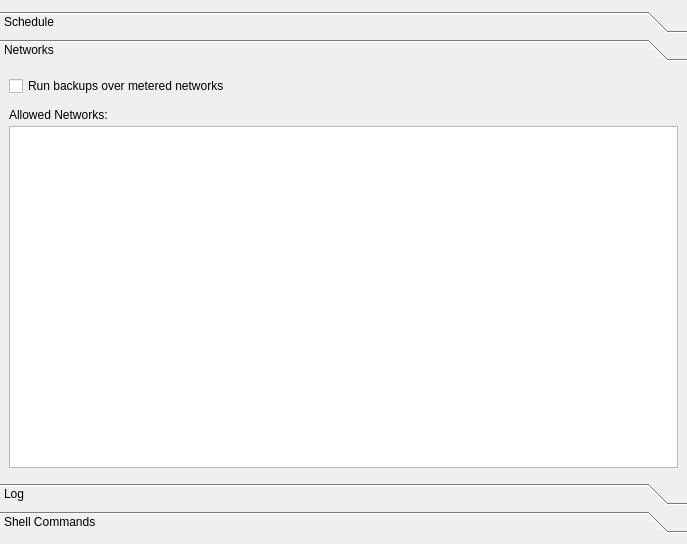
The window that src/vorta/assets/UI/scheduletab.ui (borgbase/vorta) describes before a commit, drawn with Qt 5.
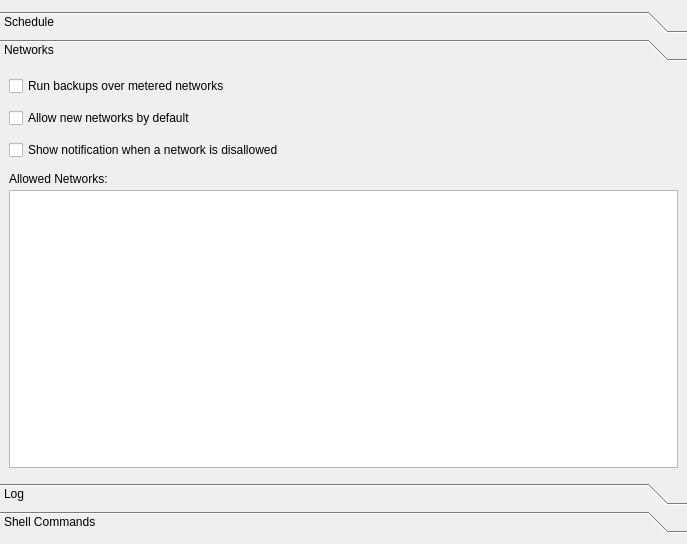
The same window after the commit. The open tabs and pages were chosen to show the change.

Commit message: feat: add settings to allow new networks in vorta and show notif when a network is disallowed

The edit to the form file:
```diff
--- a/src/vorta/assets/UI/scheduletab.ui
+++ b/src/vorta/assets/UI/scheduletab.ui
@@ -520,7 +520,7 @@
         <x>0</x>
         <y>0</y>
         <width>687</width>
-        <height>384</height>
+        <height>378</height>
        </rect>
       </property>
       <attribute name="label">
@@ -530,7 +530,7 @@
        <property name="verticalSpacing">
         <number>12</number>
        </property>
-       <item row="1" column="0">
+       <item row="3" column="0">
         <layout class="QVBoxLayout" name="verticalLayout_8">
          <property name="spacing">
           <number>4</number>
@@ -567,6 +567,20 @@
          </property>
         </widget>
        </item>
+       <item row="1" column="0">
+        <widget class="QCheckBox" name="allowNewNetworksCheckBox">
+         <property name="text">
+          <string>Allow new networks by default</string>
+         </property>
+        </widget>
+       </item>
+       <item row="2" column="0">
+        <widget class="QCheckBox" name="networkDisallowedNotificationCheckBox">
+         <property name="text">
+          <string>Show notification when a network is disallowed</string>
+         </property>
+        </widget>
+       </item>
       </layout>
      </widget>
      <widget class="QWidget" name="page">
```
Left out of the diff: 8 changed lines with no effect on the pictures. The commit also changes 9 other files.
